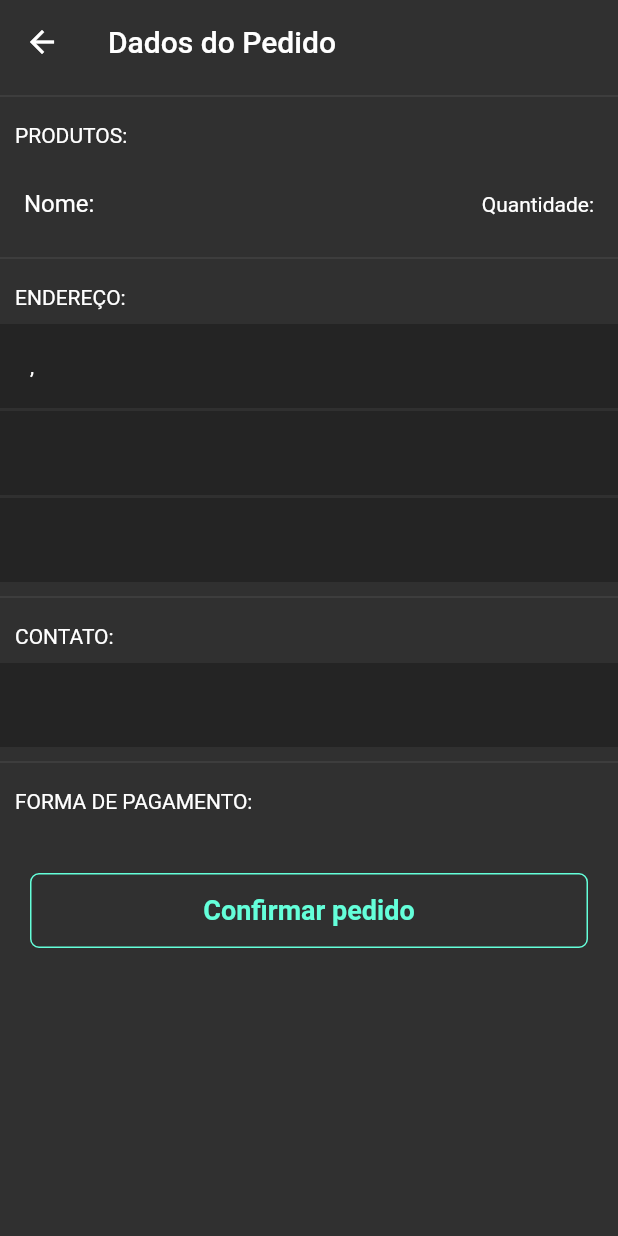
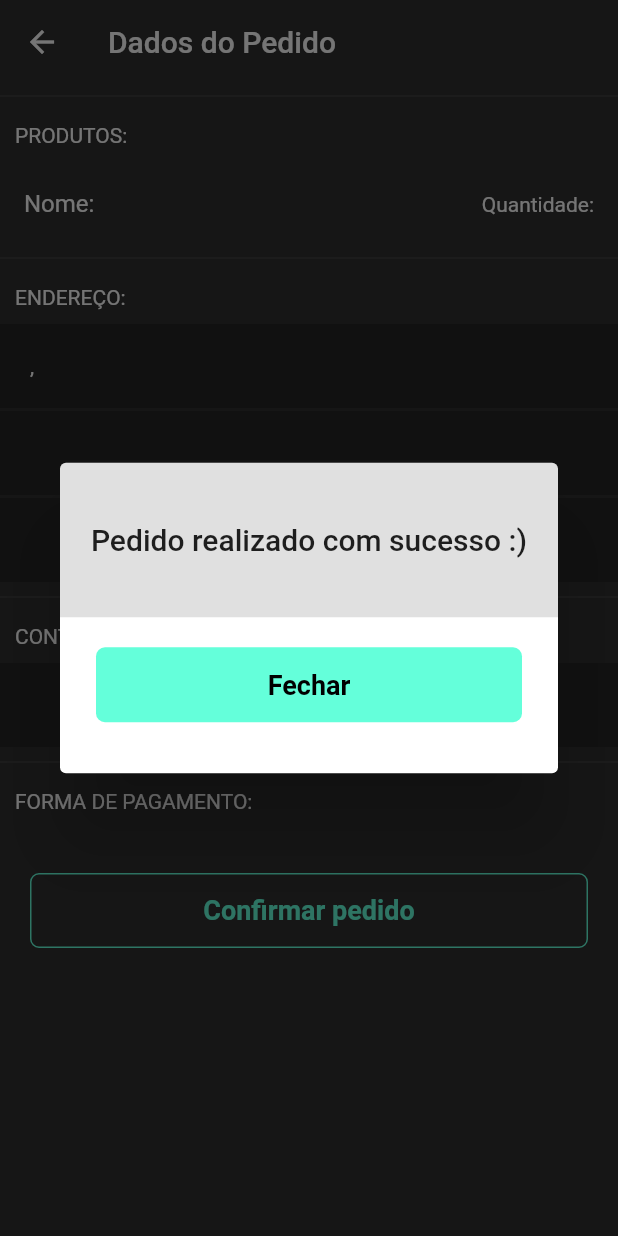
Before and after one commit to FilipeAlv/limas_burger, a Flutter app: the DadosPedidoView screen opened directly with empty values, after a tap on "Confirmar pedido", on a phone screen of 412 x 824 dp. Run offline on Flutter 3.47's test engine with Material 2 defaults, Android fonts, the phone set to English and light mode, and no system bars; our stand-ins replace connectivity, sqflite; accounts and stored records are empty; network calls fail.

Commit message:
Finalização pedido - completo

```diff
--- a/lib/model/pedido.dart
+++ b/lib/model/pedido.dart
@@ -55,7 +55,7 @@ class Pedido {
 
   save() async {
     var response;
-    print(valorTotal.toString());
+
     String data = Util.formatDate.format(dataHoraPedido).trim().replaceAll("/", "-");
     if (id == null) {
       print(formaDePagamento);
--- a/lib/model/produto.dart
+++ b/lib/model/produto.dart
@@ -74,7 +74,7 @@ class Produto{
 
   static Future<Produto> listarProdutosPorId(id)async {
     var response = await http.get(
-      Uri.encodeFull(Util.URL+"buscar/produtos/"+id.toString()),
+      Uri.encodeFull(Util.URL+"listar/listarPorIdProduto/"+id.toString()),
       headers: {
         "Accept":"apllication/json"
       }
--- a/lib/view/CarrinhoView.dart
+++ b/lib/view/CarrinhoView.dart
@@ -8,7 +8,9 @@ import 'package:limas_burger/main.dart';
 import 'package:limas_burger/model/carrinho.dart';
 import 'package:limas_burger/model/ingrediente.dart';
 import 'package:limas_burger/model/produto.dart';
+import 'package:limas_burger/model/produto_pedido.dart';
 import 'package:limas_burger/util/util.dart';
+import 'package:limas_burger/view/EnderecoView.dart';
 import 'package:limas_burger/view/ProdutoView.dart';
 import 'package:limas_burger/view/dialogs/Connection.dart';
 import 'package:limas_burger/view/dialogs/DialogErrorServer.dart';
@@ -106,7 +108,9 @@ class _CarrinhoViewPageState extends State<CarrinhoView>{
                     fontSize: 18,
                   ),
                 ),
-                onPressed: (){},)
+                onPressed: (){
+                  Navigator.push(context, MaterialPageRoute(builder: (context)=>EnderecoView(null, Util.carrinho.produtos)));
+                },)
             ),
           ),
         ],
--- a/lib/view/DadosPedidoView.dart
+++ b/lib/view/DadosPedidoView.dart
@@ -4,8 +4,9 @@ import 'package:intl/intl.dart';
 import 'package:limas_burger/model/pedido.dart';
 import 'package:limas_burger/model/produto_pedido.dart';
 import 'package:limas_burger/util/util.dart';
+import 'package:limas_burger/view/dialogs/DialogFinalizarPedido.dart';
 
-class DadosPedidoView extends StatefulWidget{
+class DadosPedidoView extends StatefulWidget {
   Pedido pedido;
   DadosPedidoView(this.pedido);
 
@@ -13,8 +14,7 @@ class DadosPedidoView extends StatefulWidget{
   State<StatefulWidget> createState() => EnderecoViewPageState();
 }
 
-class EnderecoViewPageState extends State<DadosPedidoView>{
-
+class EnderecoViewPageState extends State<DadosPedidoView> {
   int selectedRadio = 0;
   TextEditingController controller = TextEditingController();
   double troco;
@@ -27,7 +27,6 @@ class EnderecoViewPageState extends State<DadosPedidoView>{
 
   @override
   Widget build(BuildContext context) {
-
     return Theme(
       data: ThemeData.dark(),
       child: Scaffold(
@@ -36,17 +35,14 @@ class EnderecoViewPageState extends State<DadosPedidoView>{
           elevation: 0,
           backgroundColor: Colors.transparent,
         ),
-
         body: Container(
-          child: ListView(
-            children: _getWidgets()
-          ),
+          child: ListView(children: _getWidgets()),
         ),
       ),
     );
   }
 
-  List<Widget> _getWidgets(){
+  List<Widget> _getWidgets() {
     NumberFormat formatter = NumberFormat();
     List<Widget> _childrens = [];
     List<Widget> _produtosChild = [];
@@ -64,25 +60,18 @@ class EnderecoViewPageState extends State<DadosPedidoView>{
     Widget btnConfirmar;
     Widget divider = Divider();
 
-
-
-
     labelProdutos = Container(
       padding: EdgeInsets.all(10),
-      child: Align(
-        alignment: Alignment.centerLeft,
-        child: Text("PRODUTOS:")
-      ),
+      child: Align(alignment: Alignment.centerLeft, child: Text("PRODUTOS:")),
     );
 
     labelColunasProdutos = Container(
         child: ListTile(
       title: Text("Nome:"),
       trailing: Text("Quantidade:"),
-      )
-    );
+    ));
 
-    for(ProdutoPedido produto in widget.pedido.produtos){
+    for (ProdutoPedido produto in widget.pedido.produtos) {
       _produtosChild.add(
         Container(
           color: Colors.black26,
@@ -97,10 +86,7 @@ class EnderecoViewPageState extends State<DadosPedidoView>{
 
     labelEndereco = Container(
       padding: EdgeInsets.all(10),
-      child: Align(
-        alignment: Alignment.centerLeft,
-        child: Text("ENDEREÇO:")
-      ),
+      child: Align(alignment: Alignment.centerLeft, child: Text("ENDEREÇO:")),
     );
 
     itemRua = Container(
@@ -109,8 +95,8 @@ class EnderecoViewPageState extends State<DadosPedidoView>{
       color: Colors.black26,
       child: Align(
           alignment: Alignment.centerLeft,
-        child: Text("${widget.pedido.enderecoEntrega.rua}, ${widget.pedido.enderecoEntrega.numero}")
-      ),
+          child: Text(
+              "${widget.pedido.enderecoEntrega.rua}, ${widget.pedido.enderecoEntrega.numero}")),
     );
 
     itemBairro = Container(
@@ -119,8 +105,7 @@ class EnderecoViewPageState extends State<DadosPedidoView>{
       margin: EdgeInsets.only(bottom: 2),
       child: Align(
           alignment: Alignment.centerLeft,
-        child: Text("${widget.pedido.enderecoEntrega.bairro}")
-      ),
+          child: Text("${widget.pedido.enderecoEntrega.bairro}")),
     );
 
     itemReferencia = Container(
@@ -129,16 +114,12 @@ class EnderecoViewPageState extends State<DadosPedidoView>{
       margin: EdgeInsets.only(bottom: 2),
       child: Align(
           alignment: Alignment.centerLeft,
-        child: Text("${widget.pedido.enderecoEntrega.referencia}")
-      ),
+          child: Text("${widget.pedido.enderecoEntrega.referencia}")),
     );
 
     labelContato = Container(
       padding: EdgeInsets.all(10),
-      child: Align(
-        alignment: Alignment.centerLeft,
-        child: Text("CONTATO:")
-      ),
+      child: Align(alignment: Alignment.centerLeft, child: Text("CONTATO:")),
     );
 
     itemContato = Container(
@@ -147,18 +128,14 @@ class EnderecoViewPageState extends State<DadosPedidoView>{
       margin: EdgeInsets.only(bottom: 2),
       child: Align(
           alignment: Alignment.centerLeft,
-        child: Text("${widget.pedido.usuario.contato}")
-      ),
+          child: Text("${widget.pedido.usuario.contato}")),
     );
 
     labelFormaPagamento = Container(
       padding: EdgeInsets.all(10),
       child: Align(
-        alignment: Alignment.centerLeft,
-        child: Text("FORMA DE PAGAMENTO:")
-      ),
+          alignment: Alignment.centerLeft, child: Text("FORMA DE PAGAMENTO:")),
     );
-
 
     itemFormaPagameto = Container(
       color: Colors.black26,
@@ -166,38 +143,51 @@ class EnderecoViewPageState extends State<DadosPedidoView>{
       margin: EdgeInsets.only(bottom: 2),
       child: Align(
           alignment: Alignment.centerLeft,
-        child: Text("${widget.pedido.formaDePagamento}")
-      ),
+          child: Text("${widget.pedido.formaDePagamento}")),
     );
 
-    itemFormaPagameto = selectedRadio==1?Container(
+    itemFormaPagameto = selectedRadio == 1
+        ? Container(
             color: Colors.black26,
             padding: EdgeInsets.all(20),
             margin: EdgeInsets.only(bottom: 2),
             child: Align(
                 alignment: Alignment.centerLeft,
-        child: Text("${formatter.format(troco)}")
-      ),
-    ):Offstage();
+                child: Text("${formatter.format(troco)}")),
+          )
+        : Offstage();
 
     btnConfirmar = Container(
       margin: EdgeInsets.symmetric(horizontal: 20, vertical: 30),
-      width: MediaQuery.of(context).size.width-40,
+      width: MediaQuery.of(context).size.width - 40,
       height: 50,
       decoration: BoxDecoration(
           border: Border.all(color: MyColors.secondaryColor),
-        borderRadius: BorderRadius.circular(6)
-      ),
+          borderRadius: BorderRadius.circular(6)),
       child: FlatButton(
-        child: Text("Confirmar pedido",
+        child: Text(
+          "Confirmar pedido",
           style: TextStyle(
             color: MyColors.secondaryColor,
             fontWeight: FontWeight.bold,
             fontSize: 18,
           ),
         ),
-        onPressed: (){
+        onPressed: () async {
+          try {
             widget.pedido.save();
+            for (ProdutoPedido produtoPedido in widget.pedido.produtos) {
+              produtoPedido.save();
+            }
+            showDialog(
+              context: context,
+              builder: (BuildContext context) {
+                return DialogFinalizarPedido(null);
+              },
+            );
+          } catch (e) {
+            print("Deu erro");
+          }
         },
       ),
     );
@@ -205,7 +195,7 @@ class EnderecoViewPageState extends State<DadosPedidoView>{
     _childrens.add(divider);
     _childrens.add(labelProdutos);
     _childrens.add(labelColunasProdutos);
-    _childrens+=_produtosChild;
+    _childrens += _produtosChild;
 
     _childrens.add(divider);
     _childrens.add(labelEndereco);
@@ -221,8 +211,6 @@ class EnderecoViewPageState extends State<DadosPedidoView>{
     _childrens.add(labelFormaPagamento);
     _childrens.add(itemFormaPagameto);
 
-
-
     _childrens.add(btnConfirmar);
 
     return _childrens;
--- /dev/null
+++ b/lib/view/dialogs/DialogFinalizarPedido.dart
@@ -0,0 +1,59 @@
+import 'package:flutter/cupertino.dart';
+import 'package:flutter/material.dart';
+import 'package:limas_burger/model/produto_pedido.dart';
+import 'package:limas_burger/util/util.dart';
+import 'package:limas_burger/view/CriarContaView.dart';
+import 'package:limas_burger/view/PedidosView.dart';
+import 'package:limas_burger/view/dialogs/DialogLogin.dart';
+
+class DialogFinalizarPedido extends StatefulWidget{
+  PedidosView pedidosView;
+  DialogFinalizarPedido(this.pedidosView);
+  @override
+  DialogFinalizarPedidoState createState() => DialogFinalizarPedidoState();
+
+}
+
+class DialogFinalizarPedidoState extends State<DialogFinalizarPedido>{
+
+  @override
+  Widget build(BuildContext context) {
+    return AlertDialog(
+      titlePadding: EdgeInsets.all(0),
+      title:Container(
+        color: Colors.black12,
+        height: MediaQuery.of(context).size.height/8,
+        child: Center(child: Text("Pedido realizado com sucesso :)", textAlign: TextAlign.center,)),
+      ),
+      content: Column(
+        mainAxisSize: MainAxisSize.min,
+        children: <Widget>[
+          Container(
+            margin: EdgeInsets.only(bottom: 10),
+            width: MediaQuery.of(context).size.width,
+            height: 50,
+            decoration: BoxDecoration(
+              color: MyColors.secondaryColor,
+              borderRadius: BorderRadius.circular(6)
+            ),
+            child: FlatButton(
+              child: Text("Fechar",
+                style: TextStyle(
+                  color: Colors.black,
+                  fontWeight: FontWeight.bold,
+                  fontSize: 18,
+                ),
+              ),
+              onPressed: (){
+                Navigator.pop(context);
+               // Navigator.push(context, MaterialPageRoute(builder: (context)=>PedidosViewwidget.produto, widget.produtos)));
+              },)
+          ),
+
+        ]
+
+      ),
+    );
+  }
+
+}
```
Also changed, not shown: lib/model/produto_pedido.dart (+41 -3 lines), lib/util/util.dart (+7 -1 lines), lib/view/DestalhesPedidoView.dart (+26 -0 lines), lib/view/PedidosView.dart (+24 -20 lines). Lines whose indentation alone changed are shown as unchanged.
